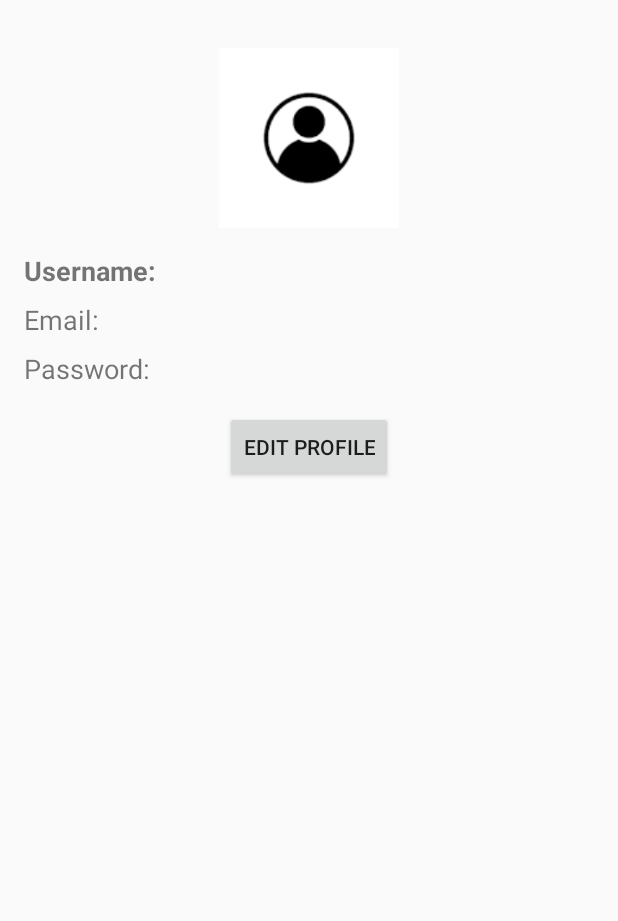
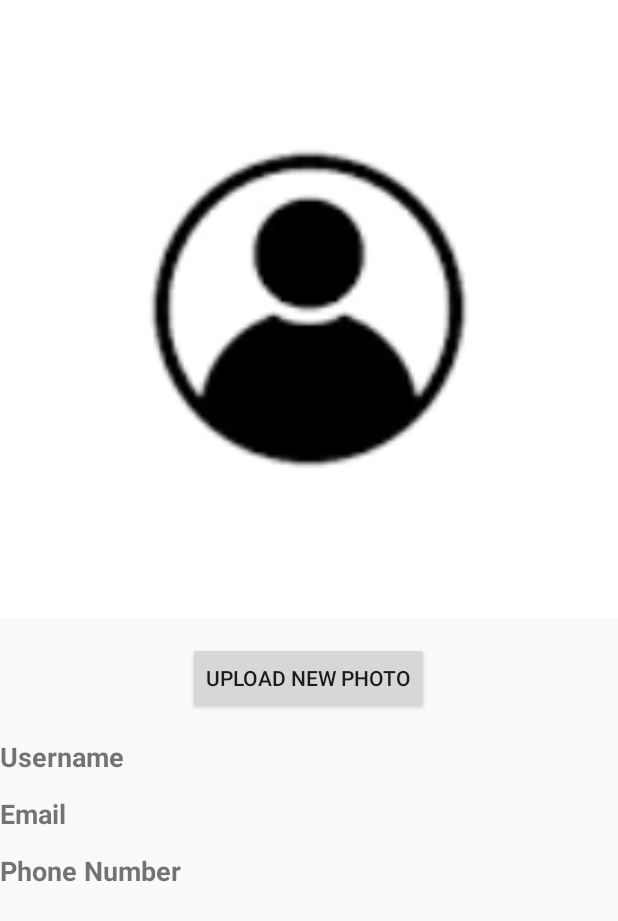
Before and after one commit to thawzin07/EcommerceAndroidApplicationDevelopmentUsingJava, an Android app: the layout fragment_profile.xml on its own in the app's theme, with its tools: preview values and no code run, on a phone screen of 412 x 824 dp. Shown: the top 921 px of the screen. Run offline under Robolectric (Android 15) with nearby library versions, the light colour scheme and no system bars.

Commit message:
Profile Image Upload

```diff
--- a/app/build.gradle
+++ b/app/build.gradle
@@ -40,6 +40,7 @@ dependencies {
     implementation 'com.google.firebase:firebase-core:9.6.1'
     implementation 'com.google.firebase:firebase-firestore:24.10.0'
     implementation 'com.google.firebase:firebase-storage:20.3.0'
+    implementation 'com.google.firebase:firebase-database:20.3.0'
     testImplementation 'junit:junit:4.13.2'
     androidTestImplementation 'androidx.test.ext:junit:1.1.5'
     androidTestImplementation 'androidx.test.espresso:espresso-core:3.5.1'
--- a/app/src/main/AndroidManifest.xml
+++ b/app/src/main/AndroidManifest.xml
@@ -4,6 +4,10 @@
 
    <uses-permission android:name="android.permission.INTERNET"/>
     <uses-permission android:name="android.permission.ACCESS_NETWORK_STATE" />
+    <uses-permission android:name="android.permission.READ_EXTERNAL_STORAGE" />
+    <uses-permission android:name="android.permission.WRITE_EXTERNAL_STORAGE" />
+
+
 
     <application
         android:allowBackup="true"
--- a/app/src/main/java/com/example/ande_application/User.java
+++ b/app/src/main/java/com/example/ande_application/User.java
@@ -1,7 +1,7 @@
 package com.example.ande_application;
 
 public class User {
-    private String username , useremail ;
+    private String username , useremail , imageUrl;
     private int userphone ;
 
     public String getUsername() {
@@ -20,6 +20,14 @@ public class User {
         this.username = username;
     }
 
+    public void setImageUrl(String imageUrl) {
+        this.imageUrl = imageUrl;
+    }
+
+    public String getImageUrl() {
+        return imageUrl;
+    }
+
     public void setUserphone(int userphone) {
         this.userphone = userphone;
     }
--- a/app/src/main/res/layout/fragment_profile.xml
+++ b/app/src/main/res/layout/fragment_profile.xml
@@ -1,25 +1,39 @@
+<?xml version="1.0" encoding="utf-8"?>
 <RelativeLayout xmlns:android="http://schemas.android.com/apk/res/android"
     xmlns:tools="http://schemas.android.com/tools"
     android:layout_width="match_parent"
     android:layout_height="match_parent"
     tools:context=".ProfileFragment">
 
+    <!-- Image View to display the profile picture -->
     <ImageView
         android:id="@+id/profileImageView"
-        android:layout_width="120dp"
-        android:layout_height="120dp"
+        android:layout_width="match_parent"
+        android:layout_height="wrap_content"
         android:src="@drawable/profile"
-        android:layout_centerHorizontal="true"
-        android:layout_marginTop="32dp"/>
+        android:scaleType="centerCrop"
+        android:adjustViewBounds="true" />
 
-    <TextView
-        android:id="@+id/usernameLabel"
+    <!-- Button to upload a new profile photo -->
+    <Button
+        android:id="@+id/uploadPhotoButton"
         android:layout_width="wrap_content"
         android:layout_height="wrap_content"
         android:layout_below="@id/profileImageView"
+        android:layout_centerHorizontal="true"
         android:layout_marginTop="16dp"
-        android:layout_marginLeft="16dp"
-        android:text="Username:"
+        android:text="Upload New Photo"
+        android:onClick="onClickUploadPhoto" />
+
+
+    <!-- Label and TextView for Username -->
+    <TextView
+        android:id="@+id/userNameLabel"
+        android:layout_width="wrap_content"
+        android:layout_height="wrap_content"
+        android:layout_below="@id/uploadPhotoButton"
+        android:layout_marginTop="16dp"
+        android:text="Username"
         android:textSize="18sp"
         android:textStyle="bold" />
 
@@ -27,61 +41,52 @@
         android:id="@+id/userNameTextView"
         android:layout_width="wrap_content"
         android:layout_height="wrap_content"
-        android:layout_toRightOf="@id/usernameLabel"
-        android:layout_below="@id/profileImageView"
+        android:layout_toEndOf="@id/userNameLabel"
+        android:layout_below="@id/uploadPhotoButton"
+        android:layout_marginStart="8dp"
         android:layout_marginTop="16dp"
-        android:layout_marginLeft="8dp"
-        android:textSize="18sp" />
+        android:textSize="16sp" />
 
+    <!-- Label and TextView for Email -->
     <TextView
         android:id="@+id/emailLabel"
         android:layout_width="wrap_content"
         android:layout_height="wrap_content"
-        android:layout_below="@id/usernameLabel"
-        android:layout_marginTop="8dp"
-        android:layout_marginLeft="16dp"
-        android:text="Email:"
-        android:textSize="18sp" />
+        android:layout_below="@id/userNameTextView"
+        android:layout_marginTop="16dp"
+        android:text="Email"
+        android:textSize="18sp"
+        android:textStyle="bold" />
 
     <TextView
         android:id="@+id/emailTextView"
         android:layout_width="wrap_content"
         android:layout_height="wrap_content"
-        android:layout_toRightOf="@id/emailLabel"
-        android:layout_below="@id/usernameLabel"
-        android:layout_marginTop="8dp"
-        android:layout_marginLeft="8dp"
-        android:textSize="18sp" />
+        android:layout_toEndOf="@id/emailLabel"
+        android:layout_below="@id/userNameTextView"
+        android:layout_marginStart="8dp"
+        android:layout_marginTop="16dp"
+        android:textSize="16sp" />
+
+    <!-- Label and TextView for Phone Number -->
+    <TextView
+        android:id="@+id/phoneLabel"
+        android:layout_width="wrap_content"
+        android:layout_height="wrap_content"
+        android:layout_below="@id/emailTextView"
+        android:layout_marginTop="16dp"
+        android:text="Phone Number"
+        android:textSize="18sp"
+        android:textStyle="bold" />
 
     <TextView
-        android:id="@+id/passwordLabel"
+        android:id="@+id/phoneTextView"
         android:layout_width="wrap_content"
         android:layout_height="wrap_content"
-        android:layout_below="@id/emailLabel"
-        android:layout_marginTop="8dp"
-        android:layout_marginLeft="16dp"
-        android:text="Password:"
-        android:textSize="18sp" />
-
-    <TextView
-        android:id="@+id/passwordTextView"
-        android:layout_width="wrap_content"
-        android:layout_height="wrap_content"
-        android:layout_toRightOf="@id/passwordLabel"
-        android:layout_below="@id/emailLabel"
-        android:layout_marginTop="8dp"
-        android:layout_marginLeft="8dp"
-        android:textSize="18sp" />
-
-    <!-- Add more TextViews and labels as needed -->
-
-    <Button
-        android:id="@+id/editProfileButton"
-        android:layout_width="wrap_content"
-        android:layout_height="wrap_content"
-        android:layout_below="@id/passwordTextView"
-        android:layout_centerHorizontal="true"
+        android:layout_toEndOf="@id/phoneLabel"
+        android:layout_below="@id/emailTextView"
+        android:layout_marginStart="8dp"
         android:layout_marginTop="16dp"
-        android:text="Edit Profile" />
+        android:textSize="16sp" />
 
 </RelativeLayout>
```
